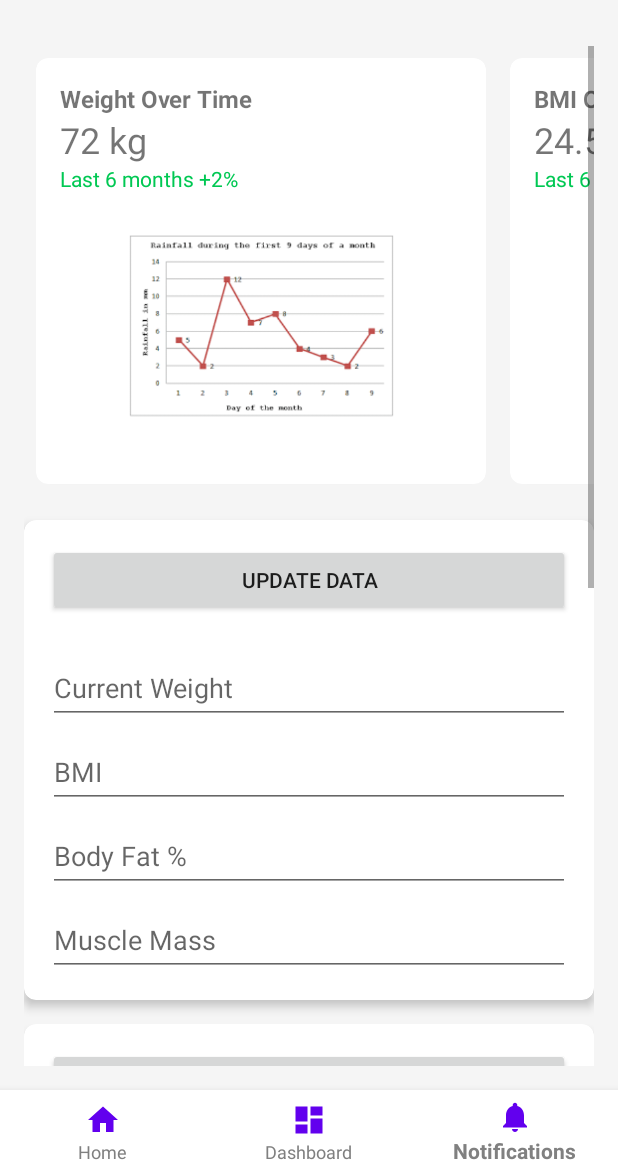
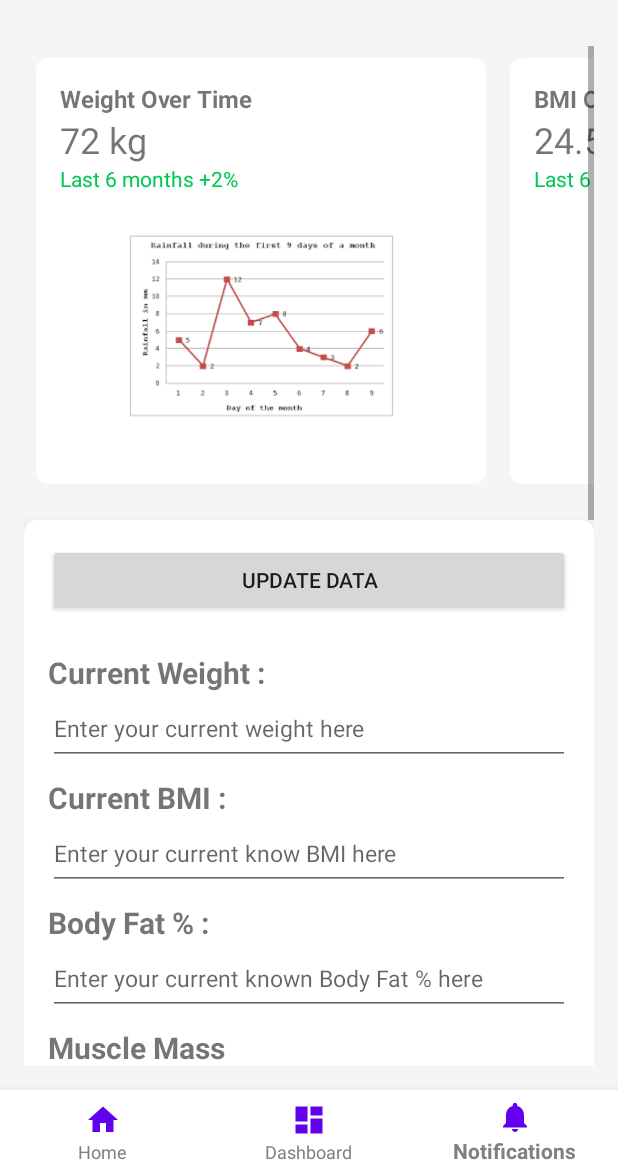
Before and after one commit to shashanksp04/WellnessCheck-P2, an Android app: the NotificationsFragment screen opened through its navigation route, on a phone screen of 412 x 824 dp, the part 62-1236 px from its top. Run offline under Robolectric (Android 15) with nearby library versions, the phone set to English and light mode, and no system bars; our stand-ins replace navigation-ui.

Commit message:
Screen 1 finalized + Made few edits to screen3

```diff
--- a/app/src/main/java/com/example/wellnesscheck/ui/home/HomeFragment.kt
+++ b/app/src/main/java/com/example/wellnesscheck/ui/home/HomeFragment.kt
@@ -13,11 +13,14 @@ import android.widget.TextView
 import androidx.appcompat.app.AlertDialog
 import androidx.fragment.app.Fragment
 import com.example.wellnesscheck.R
+import org.w3c.dom.Text
 
 class HomeFragment : Fragment() {
 
     private lateinit var waterTextView: TextView
     private lateinit var caloriesTextView: TextView
+    private lateinit var stepTextView: TextView
+    private lateinit var sleepsTextView: TextView
     private lateinit var progressWeightBar: ProgressBar
     private lateinit var progressCalorieBar: ProgressBar
     private lateinit var weightTextView: TextView
@@ -36,6 +39,8 @@ class HomeFragment : Fragment() {
         // Initialize UI components
         waterTextView = root.findViewById(R.id.waterTextView)
         caloriesTextView = root.findViewById(R.id.caloriesTextView)
+        stepTextView = root.findViewById(R.id.stepsTextView)
+        sleepsTextView = root.findViewById(R.id.sleepTextView)
         progressWeightBar = root.findViewById(R.id.progressWeightBar)
         progressCalorieBar = root.findViewById(R.id.progressCalorieBar)
         weightTextView = root.findViewById(R.id.weightTextGoal)
@@ -44,15 +49,18 @@ class HomeFragment : Fragment() {
         caloriesPercent = root.findViewById(R.id.caloriePercentageTextView)
         editValuesButton = root.findViewById(R.id.editValuesButton) // Add button in XML layout
 
-        // Set initial values
-        waterTextView.text = "2.5L"
-        caloriesTextView.text = "1800 kcal"
+        // default values
+        waterTextView.text = "0.0L"
+        caloriesTextView.text = "0 kcal"
+        stepTextView.text = "0 steps"
+        sleepsTextView.text = "0 hrs"
+        val currentCalories = 0
+        val dailyCalorieGoal = 1500
+
 
         val currentWeight = 70.0
         val targetWeight = 65.0
         val startingWeight = 75.0
-        val currentCalories = 1000
-        val dailyCalorieGoal = 1500
 
         // Calculate initial weight and calorie progress
         val weightProgress = calculateWeightProgress(currentWeight, targetWeight, startingWeight)
@@ -66,7 +74,8 @@ class HomeFragment : Fragment() {
         caloriesView.text = "Daily goal: $dailyCalorieGoal kcal"
 
         // Set up button to show popup dialog for editing values
-        editValuesButton.setOnClickListener { showEditDialog() }
+        editValuesButton.setOnClickListener { showEditDialog(waterTextView,caloriesTextView,
+            stepTextView,sleepsTextView, progressCalorieBar, caloriesPercent, dailyCalorieGoal) }
 
         return root
     }
@@ -81,7 +90,8 @@ class HomeFragment : Fragment() {
         return ((currentCalories.toDouble() / dailyGoal) * 100).toInt()
     }
 
-    private fun showEditDialog() {
+    private fun showEditDialog(water:TextView, calorie:TextView,step:TextView,sleep:TextView,
+                               progress:ProgressBar, caloriePercent:TextView, dailyGoal: Int) {
         val dialogView = LayoutInflater.from(requireContext()).inflate(R.layout.popup_sliders, null)
         val waterSlider = dialogView.findViewById<SeekBar>(R.id.waterSlider)
         val caloriesSlider = dialogView.findViewById<SeekBar>(R.id.caloriesSlider)
@@ -90,10 +100,10 @@ class HomeFragment : Fragment() {
 
 
         // Set initial slider values
-        waterSlider.progress = (2.5 * 100).toInt() // Example: 2.5 liters as 250
-        caloriesSlider.progress = 1800
-        stepsSlider.progress = 5000
-        sleepSlider.progress = 7
+        waterSlider.progress = 0 // Example: 2.5 liters as 250
+        caloriesSlider.progress = 0
+        stepsSlider.progress = 0
+        sleepSlider.progress = 0
 
         AlertDialog.Builder(requireContext())
             .setTitle("Edit Wellness Stats")
@@ -105,7 +115,15 @@ class HomeFragment : Fragment() {
                 val stepsValue = stepsSlider.progress
                 val sleepValue = sleepSlider.progress
 
-                // Update the displayed values
+                // Updating the displayed values
+                water.text = "$waterValue L"
+                calorie.text = "$calorieValue kcal"
+                step.text = "$stepsValue steps"
+                sleep.text = "$sleepValue hrs"
+
+                val calorieProgress = calculateCalorieProgress(calorieValue, dailyGoal)
+                progress.progress = calorieProgress
+                caloriePercent.text = "$calorieProgress%"
 
                 dialog.dismiss()
             }
--- a/app/src/main/res/layout/fragment_notifications.xml
+++ b/app/src/main/res/layout/fragment_notifications.xml
@@ -97,36 +97,68 @@
                     android:text="Update Data"
                     android:layout_marginBottom="16dp" />
 
-                <EditText
+                <TextView
                     android:layout_width="match_parent"
-                    android:layout_height="wrap_content"
+                    android:layout_height="match_parent"
                     android:layout_marginTop="8dp"
-                    android:hint="Current Weight"
-                    android:inputType="number"
-                    android:minHeight="48dp" />
+                    android:text="Current Weight : "
+                    android:textSize="20dp"
+                    android:textStyle="bold" />
 
                 <EditText
                     android:layout_width="match_parent"
                     android:layout_height="wrap_content"
+                    android:hint="Enter your current weight here"
+                    android:inputType="number"
+                    android:textSize="15dp"
+                    android:minHeight="48dp" />
+
+                <TextView
+                    android:layout_width="match_parent"
+                    android:layout_height="match_parent"
                     android:layout_marginTop="8dp"
-                    android:hint="BMI"
-                    android:inputType="numberDecimal"
-                    android:minHeight="48dp" />
+                    android:text="Current BMI : "
+                    android:textSize="20dp"
+                    android:textStyle="bold" />
 
                 <EditText
                     android:layout_width="match_parent"
                     android:layout_height="wrap_content"
+                    android:hint="Enter your current know BMI here"
+                    android:inputType="numberDecimal"
+                    android:textSize="15dp"
+                    android:minHeight="48dp" />
+
+                <TextView
+                    android:layout_width="match_parent"
+                    android:layout_height="match_parent"
                     android:layout_marginTop="8dp"
-                    android:hint="Body Fat %"
-                    android:inputType="numberDecimal"
-                    android:minHeight="48dp" />
+                    android:text= "Body Fat % : "
+                    android:textSize="20dp"
+                    android:textStyle="bold" />
 
                 <EditText
                     android:layout_width="match_parent"
                     android:layout_height="wrap_content"
+                    android:hint="Enter your current known Body Fat % here"
+                    android:inputType="numberDecimal"
+                    android:textSize="15dp"
+                    android:minHeight="48dp" />
+
+                <TextView
+                    android:layout_width="match_parent"
+                    android:layout_height="match_parent"
                     android:layout_marginTop="8dp"
-                    android:hint="Muscle Mass"
+                    android:text="Muscle Mass"
+                    android:textSize="20dp"
+                    android:textStyle="bold" />
+
+                <EditText
+                    android:layout_width="match_parent"
+                    android:layout_height="wrap_content"
+                    android:hint="Enter your current known Muscle Mass here"
                     android:inputType="number"
+                    android:textSize="15dp"
                     android:minHeight="48dp" />
             </LinearLayout>
         </androidx.cardview.widget.CardView>
@@ -152,27 +184,51 @@
                     android:text="Submit"
                     android:layout_marginBottom="16dp" />
 
-                <EditText
+                <TextView
                     android:layout_width="match_parent"
-                    android:layout_height="wrap_content"
+                    android:layout_height="match_parent"
                     android:layout_marginTop="8dp"
-                    android:hint="Desired Calories"
-                    android:inputType="number"
-                    android:minHeight="48dp" />
+                    android:text="Desired calories"
+                    android:textSize="20dp"
+                    android:textStyle="bold" />
 
                 <EditText
                     android:layout_width="match_parent"
                     android:layout_height="wrap_content"
+                    android:hint="Enter Desired Calories here"
+                    android:inputType="number"
+                    android:textSize="15dp"
+                    android:minHeight="48dp" />
+
+                <TextView
+                    android:layout_width="match_parent"
+                    android:layout_height="match_parent"
                     android:layout_marginTop="8dp"
-                    android:hint="Desired Protein"
-                    android:inputType="number"
-                    android:minHeight="48dp" />
+                    android:text="Desired Protein"
+                    android:textSize="20dp"
+                    android:textStyle="bold" />
 
                 <EditText
                     android:layout_width="match_parent"
                     android:layout_height="wrap_content"
+                    android:hint="Enter Desired Protein here"
+                    android:inputType="number"
+                    android:textSize="15dp"
+                    android:minHeight="48dp" />
+
+                <TextView
+                    android:layout_width="match_parent"
+                    android:layout_height="match_parent"
                     android:layout_marginTop="8dp"
-                    android:hint="Desired Carbs"
+                    android:text="Desired Carbs"
+                    android:textSize="20dp"
+                    android:textStyle="bold" />
+
+                <EditText
+                    android:layout_width="match_parent"
+                    android:layout_height="wrap_content"
+                    android:hint="Enter your Desired Carbs here"
+                    android:textSize="15dp"
                     android:inputType="number"
                     android:minHeight="48dp" />
             </LinearLayout>
```
